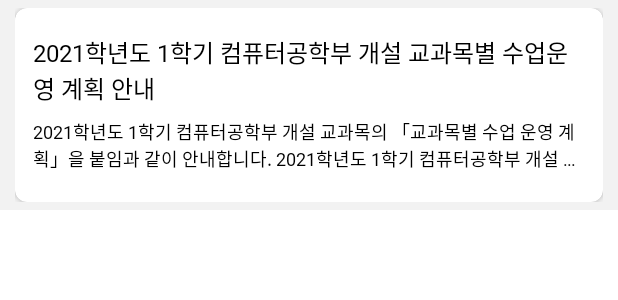
After one commit to wafflestudio/snuboard-android, an Android app: the layout item_notice_noti.xml on its own in the app's theme, with its tools: preview values and no code run, on a phone screen of 412 x 824 dp. The commit adds this screen. Shown: the top 300 px of the screen. Run offline under Robolectric (Android 15) with nearby library versions, the phone set to English and light mode, and no system bars; network calls fail; Roboto replaces fonts that are not available here.

Commit message:
Add basic room setting.

```diff
--- a/app/src/main/java/com/wafflestudio/snuboard/di/RepositoryModule.kt
+++ b/app/src/main/java/com/wafflestudio/snuboard/di/RepositoryModule.kt
@@ -17,4 +17,7 @@ interface RepositoryModule {
 
     @Binds
     fun provideNoticeRepositoryImpl(repository: NoticeRepositoryImpl): NoticeRepository
+
+    @Binds
+    fun provideNoticeNotiRepositoryImpl(repository: NoticeNotiRepositoryImpl): NoticeNotiRepository
 }
--- /dev/null
+++ b/app/src/main/java/com/wafflestudio/snuboard/presentation/info/NotificationListActivityViewModel.kt
@@ -0,0 +1,4 @@
+package com.wafflestudio.snuboard.presentation.info
+
+class NotificationListActivityViewModel {
+}
--- /dev/null
+++ b/app/src/main/res/layout/item_notice_noti.xml
@@ -0,0 +1,81 @@
+<?xml version="1.0" encoding="utf-8"?>
+<layout xmlns:android="http://schemas.android.com/apk/res/android"
+    xmlns:app="http://schemas.android.com/apk/res-auto"
+    xmlns:tools="http://schemas.android.com/tools">
+
+    <data>
+
+        <variable
+            name="item"
+            type="com.wafflestudio.snuboard.domain.model.Notice" />
+
+        <variable
+            name="clickListener"
+            type="com.wafflestudio.snuboard.presentation.notice.NoticeClickListener" />
+    </data>
+
+    <androidx.constraintlayout.widget.ConstraintLayout
+        android:id="@+id/notice_layout"
+        android:layout_width="match_parent"
+        android:layout_height="wrap_content"
+        android:background="@color/background"
+        android:paddingStart="10dp"
+        android:paddingTop="5dp"
+        android:paddingEnd="10dp"
+        android:paddingBottom="5dp">
+
+        <androidx.cardview.widget.CardView
+            android:id="@+id/notice_card"
+            android:layout_width="match_parent"
+            android:layout_height="wrap_content"
+            app:layout_constraintStart_toStartOf="parent"
+            app:layout_constraintEnd_toEndOf="parent"
+            app:layout_constraintTop_toTopOf="parent"
+            app:layout_constraintBottom_toBottomOf="parent"
+            app:contentPadding="12dp"
+            app:cardCornerRadius="8dp">
+
+            <LinearLayout
+                android:layout_width="match_parent"
+                android:layout_height="wrap_content"
+                android:orientation="vertical">
+
+                <include
+                    layout="@layout/sub_item_tags"
+                    app:notice="@{item}" />
+
+                <TextView
+                    style="@style/NotoSansBold"
+                    android:id="@+id/title"
+                    android:layout_width="match_parent"
+                    android:layout_height="wrap_content"
+                    android:layout_marginTop="5dp"
+                    android:paddingBottom="8dp"
+                    android:onClick="@{()->clickListener.onClick(item.id)}"
+                    android:maxLines="2"
+                    android:ellipsize="end"
+                    android:textSize="16sp"
+                    android:textColor="@color/black"
+                    android:text="@{item.title}"
+                    tools:text="@string/text_item_notice_title"
+                    tools:targetApi="o" />
+
+                <TextView
+                    style="@style/NotoSansRegular"
+                    android:id="@+id/preview"
+                    android:layout_width="match_parent"
+                    android:layout_height="wrap_content"
+                    android:layout_marginBottom="8dp"
+                    android:onClick="@{()->clickListener.onClick(item.id)}"
+                    android:maxLines="2"
+                    android:ellipsize="end"
+                    android:textSize="12sp"
+                    android:textColor="@color/black"
+                    android:text="@{item.preview}"
+                    tools:text="@string/text_item_notice_content"
+                    tools:targetApi="o" />
+            </LinearLayout>
+        </androidx.cardview.widget.CardView>
+
+    </androidx.constraintlayout.widget.ConstraintLayout>
+</layout>
--- a/app/src/main/res/menu/navigation_drawer_activity_main.xml
+++ b/app/src/main/res/menu/navigation_drawer_activity_main.xml
@@ -37,10 +37,6 @@
                     android:id="@+id/group2_item1"
                     android:icon="@drawable/ic_notifications_none"
                     android:title="@string/navigation_drawer_activity_main_item3" />
-                <item
-                    android:id="@+id/group2_item2"
-                    android:icon="@drawable/ic_settings"
-                    android:title="@string/navigation_drawer_activity_main_item4" />
             </menu>
         </item>
     </group>
```
Also changed, not shown: app/build.gradle (+9 -0 lines), app/src/main/AndroidManifest.xml (+6 -3 lines), app/src/main/java/com/wafflestudio/snuboard/data/repository/NoticeNotiRepository.kt (added, +37 -0 lines), app/src/main/java/com/wafflestudio/snuboard/data/room/NoticeNoti.kt (added, +18 -0 lines), app/src/main/java/com/wafflestudio/snuboard/data/room/NoticeNotiDao.kt (added, +21 -0 lines), app/src/main/java/com/wafflestudio/snuboard/data/room/NoticeNotiDatabase.kt (added, +26 -0 lines), app/src/main/java/com/wafflestudio/snuboard/di/RoomModule.kt (added, +23 -0 lines), app/src/main/java/com/wafflestudio/snuboard/presentation/info/NotificationListActivity.kt (added, +12 -0 lines), app/src/main/res/layout/activity_notification_list.xml (added, +9 -0 lines), 1 other file.
